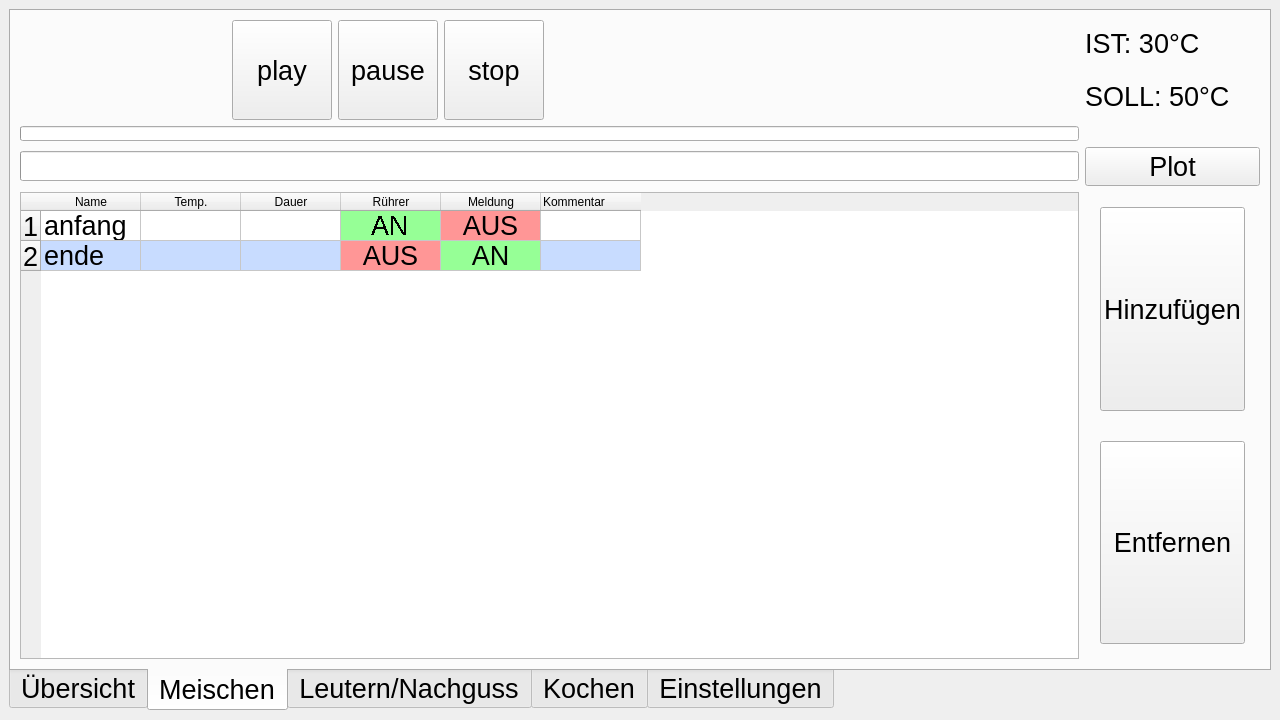
The window that PythonBrauereiProjekt/UI.ui (mvx-320/PythonProjekteMVXgit) describes before a commit, drawn with Qt 5.
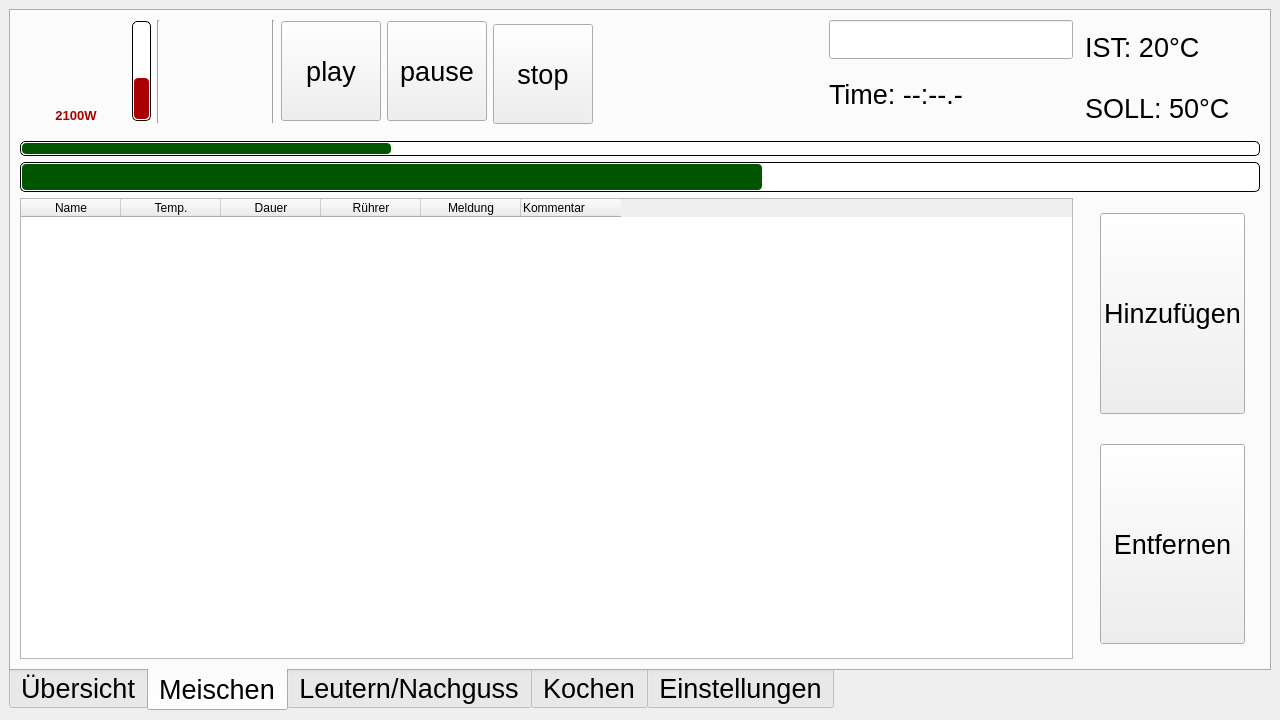
The same window after the commit. The open tabs and pages were chosen to show the change. Icons and pictures are not drawn.

Commit message: Speicherpunkt: Programm funktioniert PID-Regler noch vorhanden Rast startet erst bei Toleranz GUI Anpassung (IST/SOLL-Funktion) IO_Test hat connect-Funktionen

Patch:
```diff
--- a/PythonBrauereiProjekt/UI.ui
+++ b/PythonBrauereiProjekt/UI.ui
@@ -23,6 +23,7 @@
       <property name="font">
        <font>
         <pointsize>20</pointsize>
+        <bold>false</bold>
        </font>
       </property>
       <property name="cursor">
@@ -47,7 +48,187 @@
         <string>Meischen</string>
        </attribute>
        <layout class="QGridLayout" name="gridLayout_2">
-        <item row="2" column="0" colspan="6">
+        <item row="3" column="2">
+         <widget class="QProgressBar" name="progressBarHeizleistung">
+          <property name="minimumSize">
+           <size>
+            <width>0</width>
+            <height>100</height>
+           </size>
+          </property>
+          <property name="maximumSize">
+           <size>
+            <width>20</width>
+            <height>100</height>
+           </size>
+          </property>
+          <property name="layoutDirection">
+           <enum>Qt::LeftToRight</enum>
+          </property>
+          <property name="styleSheet">
+           <string notr="true">QProgressBar {
+border: 1px solid black;
+text-align: top;
+padding: 1px;
+border-radius: 5px;
+background:rgb(255, 255, 255);
+width: 15px;
+}
+
+QProgressBar::chunk {
+background:rgb(170, 0, 0);
+border-radius: 4px;
+margin: 0.3px;
+
+}</string>
+          </property>
+          <property name="maximum">
+           <number>35</number>
+          </property>
+          <property name="value">
+           <number>15</number>
+          </property>
+          <property name="textVisible">
+           <bool>false</bool>
+          </property>
+          <property name="orientation">
+           <enum>Qt::Vertical</enum>
+          </property>
+         </widget>
+        </item>
+        <item row="3" column="9" rowspan="3">
+         <spacer name="meischenSpacerOben">
+          <property name="orientation">
+           <enum>Qt::Horizontal</enum>
+          </property>
+          <property name="sizeHint" stdset="0">
+           <size>
+            <width>40</width>
+            <height>20</height>
+           </size>
+          </property>
+         </spacer>
+        </item>
+        <item row="9" column="12">
+         <layout class="QVBoxLayout" name="verticalLayout">
+          <property name="spacing">
+           <number>30</number>
+          </property>
+          <property name="leftMargin">
+           <number>15</number>
+          </property>
+          <property name="topMargin">
+           <number>15</number>
+          </property>
+          <property name="rightMargin">
+           <number>15</number>
+          </property>
+          <property name="bottomMargin">
+           <number>15</number>
+          </property>
+          <item>
+           <widget class="QPushButton" name="hinzufuegenB">
+            <property name="sizePolicy">
+             <sizepolicy hsizetype="Minimum" vsizetype="Minimum">
+              <horstretch>0</horstretch>
+              <verstretch>0</verstretch>
+             </sizepolicy>
+            </property>
+            <property name="styleSheet">
+             <string notr="true"/>
+            </property>
+            <property name="text">
+             <string>Hinzufügen</string>
+            </property>
+           </widget>
+          </item>
+          <item>
+           <widget class="QPushButton" name="entfernenB">
+            <property name="sizePolicy">
+             <sizepolicy hsizetype="Minimum" vsizetype="Minimum">
+              <horstretch>0</horstretch>
+              <verstretch>0</verstretch>
+             </sizepolicy>
+            </property>
+            <property name="text">
+             <string>Entfernen</string>
+            </property>
+           </widget>
+          </item>
+         </layout>
+        </item>
+        <item row="3" column="12" rowspan="3">
+         <layout class="QVBoxLayout" name="vertikalTemperaturen">
+          <item>
+           <widget class="QLabel" name="lbl_ist_temp_meischen">
+            <property name="text">
+             <string>IST: 20°C</string>
+            </property>
+           </widget>
+          </item>
+          <item>
+           <widget class="QLabel" name="sollTemp">
+            <property name="text">
+             <string>SOLL: 50°C</string>
+            </property>
+           </widget>
+          </item>
+         </layout>
+        </item>
+        <item row="7" column="0" colspan="13">
+         <widget class="QProgressBar" name="progressBarRast">
+          <property name="sizePolicy">
+           <sizepolicy hsizetype="Expanding" vsizetype="Fixed">
+            <horstretch>0</horstretch>
+            <verstretch>0</verstretch>
+           </sizepolicy>
+          </property>
+          <property name="maximumSize">
+           <size>
+            <width>99999</width>
+            <height>15</height>
+           </size>
+          </property>
+          <property name="layoutDirection">
+           <enum>Qt::LeftToRight</enum>
+          </property>
+          <property name="styleSheet">
+           <string notr="true">QProgressBar {
+    border: 1px solid black;
+    border-radius: 5px;
+}
+
+QProgressBar::chunk {
+    background-color:rgb(0, 85, 0);
+    border-radius: 4px;
+	margin: 0.5px;
+}</string>
+          </property>
+          <property name="maximum">
+           <number>1000</number>
+          </property>
+          <property name="value">
+           <number>300</number>
+          </property>
+          <property name="textVisible">
+           <bool>false</bool>
+          </property>
+          <property name="orientation">
+           <enum>Qt::Horizontal</enum>
+          </property>
+          <property name="textDirection">
+           <enum>QProgressBar::BottomToTop</enum>
+          </property>
+         </widget>
+        </item>
+        <item row="3" column="3">
+         <widget class="Line" name="line">
+          <property name="orientation">
+           <enum>Qt::Vertical</enum>
+          </property>
+         </widget>
+        </item>
+        <item row="8" column="0" colspan="13">
          <widget class="QProgressBar" name="progressBarGesamt">
           <property name="sizePolicy">
            <sizepolicy hsizetype="Expanding" vsizetype="Minimum">
@@ -67,6 +248,18 @@
             <kerning>true</kerning>
            </font>
           </property>
+          <property name="styleSheet">
+           <string notr="true">QProgressBar {
+    border: 1px solid black;
+    border-radius: 5px;
+}
+
+QProgressBar::chunk {
+    background-color:rgb(0, 85, 0);
+	border-radius: 4px;
+	margin: 0.5px;
+}</string>
+          </property>
           <property name="minimum">
            <number>0</number>
           </property>
@@ -74,7 +267,7 @@
            <number>1000</number>
           </property>
           <property name="value">
-           <number>0</number>
+           <number>600</number>
           </property>
           <property name="alignment">
            <set>Qt::AlignLeading|Qt::AlignLeft|Qt::AlignVCenter</set>
@@ -93,8 +286,18 @@
           </property>
          </widget>
         </item>
-        <item row="0" column="0">
-         <widget class="QLabel" name="meldungHeizplatte">
+        <item row="3" column="5">
+         <widget class="Line" name="line_2">
+          <property name="orientation">
+           <enum>Qt::Vertical</enum>
+          </property>
+         </widget>
+        </item>
+        <item row="3" column="8" rowspan="2">
+         <widget class="QPushButton" name="buttonStop">
+          <property name="enabled">
+           <bool>true</bool>
+          </property>
           <property name="sizePolicy">
            <sizepolicy hsizetype="Fixed" vsizetype="Fixed">
             <horstretch>0</horstretch>
@@ -106,6 +309,57 @@
             <width>100</width>
             <height>100</height>
            </size>
+          </property>
+          <property name="cursor">
+           <cursorShape>PointingHandCursor</cursorShape>
+          </property>
+          <property name="styleSheet">
+           <string notr="true"/>
+          </property>
+          <property name="text">
+           <string>stop</string>
+          </property>
+         </widget>
+        </item>
+        <item row="3" column="10">
+         <layout class="QVBoxLayout" name="verticalLayout_2">
+          <item>
+           <widget class="QLineEdit" name="lne_ist_temp_test_meischen"/>
+          </item>
+          <item>
+           <widget class="QLabel" name="lbl_ist_time_meische">
+            <property name="font">
+             <font>
+              <pointsize>20</pointsize>
+              <bold>false</bold>
+             </font>
+            </property>
+            <property name="text">
+             <string>Time: --:--.-</string>
+            </property>
+           </widget>
+          </item>
+         </layout>
+        </item>
+        <item row="3" column="4">
+         <widget class="QLabel" name="meldungRuehrwerk">
+          <property name="sizePolicy">
+           <sizepolicy hsizetype="Fixed" vsizetype="Fixed">
+            <horstretch>0</horstretch>
+            <verstretch>0</verstretch>
+           </sizepolicy>
+          </property>
+          <property name="minimumSize">
+           <size>
+            <width>100</width>
+            <height>100</height>
+           </size>
+          </property>
+          <property name="font">
+           <font>
+            <pointsize>8</pointsize>
+            <bold>false</bold>
+           </font>
           </property>
           <property name="text">
            <string/>
@@ -118,28 +372,73 @@
           </property>
          </widget>
         </item>
-        <item row="3" column="0" colspan="6">
+        <item row="3" column="7">
+         <widget class="QPushButton" name="buttonPause">
+          <property name="enabled">
+           <bool>true</bool>
+          </property>
+          <property name="sizePolicy">
+           <sizepolicy hsizetype="Fixed" vsizetype="Fixed">
+            <horstretch>0</horstretch>
+            <verstretch>0</verstretch>
+           </sizepolicy>
+          </property>
+          <property name="minimumSize">
+           <size>
+            <width>100</width>
+            <height>100</height>
+           </size>
+          </property>
+          <property name="cursor">
+           <cursorShape>PointingHandCursor</cursorShape>
+          </property>
+          <property name="styleSheet">
+           <string notr="true"/>
+          </property>
+          <property name="text">
+           <string>pause</string>
+          </property>
+         </widget>
+        </item>
+        <item row="3" column="6">
+         <widget class="QPushButton" name="buttonPlay">
+          <property name="enabled">
+           <bool>true</bool>
+          </property>
+          <property name="sizePolicy">
+           <sizepolicy hsizetype="Fixed" vsizetype="Fixed">
+            <horstretch>4</horstretch>
+            <verstretch>0</verstretch>
+           </sizepolicy>
+          </property>
+          <property name="minimumSize">
+           <size>
+            <width>100</width>
+            <height>100</height>
+           </size>
+          </property>
+          <property name="cursor">
+           <cursorShape>PointingHandCursor</cursorShape>
+          </property>
+          <property name="mouseTracking">
+           <bool>false</bool>
+          </property>
+          <property name="styleSheet">
+           <string notr="true"/>
+          </property>
+          <property name="text">
+           <string>play</string>
+          </property>
+         </widget>
+        </item>
+        <item row="9" column="0" colspan="11">
          <widget class="QTableWidget" name="rastenTabelle">
           <property name="cursor" stdset="0">
            <cursorShape>ArrowCursor</cursorShape>
           </property>
-          <row>
-           <property name="text">
-            <string>1</string>
-           </property>
-          </row>
-          <row>
-           <property name="text">
-            <string>2</string>
-           </property>
-           <property name="background">
-            <color>
-             <red>200</red>
-             <green>220</green>
-             <blue>255</blue>
-            </color>
-           </property>
-          </row>
+          <property name="gridStyle">
+           <enum>Qt::SolidLine</enum>
+          </property>
           <column>
            <property name="text">
             <string>Name</string>
@@ -173,393 +472,76 @@
             <set>AlignLeading|AlignVCenter</set>
            </property>
           </column>
-          <item row="0" column="0">
-           <property name="text">
-            <string>anfang</string>
-           </property>
-           <property name="flags">
-            <set>ItemIsSelectable|ItemIsEnabled</set>
-           </property>
-          </item>
-          <item row="0" column="3">
-           <property name="text">
-            <string>AN</string>
-           </property>
-           <property name="toolTip">
-            <string notr="true" comment="toolTipKennung" extracomment="toolTipKommentar"/>
-           </property>
-           <property name="whatsThis">
-            <string notr="true" comment="whatsThisKennung" extracomment="whatsThisKommentar"/>
-           </property>
-           <property name="font">
-            <font>
-             <stylestrategy>NoAntialias</stylestrategy>
-            </font>
-           </property>
-           <property name="textAlignment">
-            <set>AlignCenter</set>
-           </property>
-           <property name="background">
-            <brush brushstyle="SolidPattern">
-             <color alpha="255">
-              <red>150</red>
-              <green>255</green>
-              <blue>150</blue>
-             </color>
-            </brush>
-           </property>
-           <property name="foreground">
-            <brush brushstyle="NoBrush">
-             <color alpha="255">
-              <red>0</red>
-              <green>0</green>
-              <blue>0</blue>
-             </color>
-            </brush>
-           </property>
-           <property name="flags">
-            <set>ItemIsSelectable|ItemIsEditable|ItemIsDragEnabled|ItemIsDropEnabled|ItemIsUserCheckable|ItemIsEnabled|ItemIsAutoTristate</set>
-           </property>
-          </item>
-          <item row="0" column="4">
-           <property name="text">
-            <string>AUS</string>
-           </property>
-           <property name="textAlignment">
-            <set>AlignCenter</set>
-           </property>
-           <property name="background">
-            <brush brushstyle="SolidPattern">
-             <color alpha="255">
-              <red>255</red>
-              <green>150</green>
-              <blue>150</blue>
-             </color>
-            </brush>
-           </property>
-          </item>
-          <item row="1" column="0">
-           <property name="text">
-            <string>ende</string>
-           </property>
-           <property name="background">
-            <brush brushstyle="SolidPattern">
-             <color alpha="255">
-              <red>200</red>
-              <green>220</green>
-              <blue>255</blue>
-             </color>
-            </brush>
-           </property>
-          </item>
-          <item row="1" column="1">
-           <property name="text">
-            <string/>
-           </property>
-           <property name="background">
-            <brush brushstyle="SolidPattern">
-             <color alpha="255">
-              <red>200</red>
-              <green>220</green>
-              <blue>255</blue>
-             </color>
-            </brush>
-           </property>
-          </item>
-          <item row="1" column="2">
-           <property name="text">
-            <string/>
-           </property>
-           <property name="background">
-            <brush brushstyle="SolidPattern">
-             <color alpha="255">
-              <red>200</red>
-              <green>220</green>
-              <blue>255</blue>
-             </color>
-            </brush>
-           </property>
-           <property name="flags">
-            <set>ItemIsSelectable</set>
-           </property>
-          </item>
-          <item row="1" column="3">
-           <property name="text">
-            <string>AUS</string>
-           </property>
-           <property name="textAlignment">
-            <set>AlignCenter</set>
-           </property>
-           <property name="background">
-            <brush brushstyle="SolidPattern">
-             <color alpha="255">
-              <red>255</red>
-              <green>150</green>
-              <blue>150</blue>
-             </color>
-            </brush>
-           </property>
-          </item>
-          <item row="1" column="4">
-           <property name="text">
-            <string>AN</string>
-           </property>
-           <property name="textAlignment">
-            <set>AlignCenter</set>
-           </property>
-           <property name="background">
-            <brush brushstyle="SolidPattern">
-             <color alpha="255">
-              <red>150</red>
-              <green>255</green>
-              <blue>150</blue>
-             </color>
-            </brush>
-           </property>
-          </item>
-          <item row="1" column="5">
-           <property name="text">
-            <string/>
-           </property>
-           <property name="background">
-            <brush brushstyle="SolidPattern">
-             <color alpha="255">
-              <red>200</red>
-              <green>220</green>
-              <blue>255</blue>
-             </color>
-            </brush>
-           </property>
-          </item>
          </widget>
         </item>
-        <item row="0" column="2">
-         <widget class="QPushButton" name="buttonPlay">
-          <property name="enabled">
-           <bool>true</bool>
-          </property>
-          <property name="sizePolicy">
-           <sizepolicy hsizetype="Fixed" vsizetype="Fixed">
-            <horstretch>4</horstretch>
-            <verstretch>0</verstretch>
-           </sizepolicy>
-          </property>
-          <property name="minimumSize">
-           <size>
-            <width>100</width>
-            <height>100</height>
-           </size>
-          </property>
-          <property name="cursor">
-           <cursorShape>PointingHandCursor</cursorShape>
-          </property>
-          <property name="mouseTracking">
-           <bool>false</bool>
-          </property>
-          <property name="styleSheet">
-           <string notr="true"/>
-          </property>
-          <property name="text">
-           <string>play</string>
-          </property>
-         </widget>
-        </item>
-        <item row="0" column="4">
-         <widget class="QPushButton" name="buttonStop">
-          <property name="enabled">
-           <bool>true</bool>
-          </property>
-          <property name="sizePolicy">
-           <sizepolicy hsizetype="Fixed" vsizetype="Fixed">
-            <horstretch>0</horstretch>
-            <verstretch>0</verstretch>
-           </sizepolicy>
-          </property>
-          <property name="minimumSize">
-           <size>
-            <width>100</width>
-            <height>100</height>
-           </size>
-          </property>
-          <property name="cursor">
-           <cursorShape>PointingHandCursor</cursorShape>
-          </property>
-          <property name="styleSheet">
-           <string notr="true"/>
-          </property>
-          <property name="text">
-           <string>stop</string>
-          </property>
-         </widget>
-        </item>
-        <item row="0" column="3">
-         <widget class="QPushButton" name="buttonPause">
-          <property name="enabled">
-           <bool>true</bool>
-          </property>
-          <property name="sizePolicy">
-           <sizepolicy hsizetype="Fixed" vsizetype="Fixed">
-            <horstretch>0</horstretch>
-            <verstretch>0</verstretch>
-           </sizepolicy>
-          </property>
-          <property name="minimumSize">
-           <size>
-            <width>100</width>
-            <height>100</height>
-           </size>
-          </property>
-          <property name="cursor">
-           <cursorShape>PointingHandCursor</cursorShape>
-          </property>
-          <property name="styleSheet">
-           <string notr="true"/>
-          </property>
-          <property name="text">
-           <string>pause</string>
-          </property>
-         </widget>
-        </item>
-        <item row="0" column="1">
-         <widget class="QLabel" name="meldungRuehrwerk">
-          <property name="sizePolicy">
-           <sizepolicy hsizetype="Fixed" vsizetype="Fixed">
-            <horstretch>0</horstretch>
-            <verstretch>0</verstretch>
-           </sizepolicy>
-          </property>
-          <property name="minimumSize">
-           <size>
-            <width>100</width>
-            <height>100</height>
-           </size>
-          </property>
-          <property name="font">
-           <font>
-            <pointsize>8</pointsize>
-           </font>
-          </property>
-          <property name="text">
-           <string/>
-          </property>
-          <property name="pixmap">
-           <pixmap>Icons/Propeller100x100.gif</pixmap>
-          </property>
-          <property name="scaledContents">
-           <bool>false</bool>
-          </property>
-         </widget>
-        </item>
-        <item row="0" column="6">
-         <layout class="QVBoxLayout" name="vertikalTemperaturen">
-          <item>
-           <widget class="QLabel" name="istTemp">
-            <property name="text">
-             <string>IST: 30°C</string>
-            </property>
-           </widget>
-          </item>
-          <item>
-           <widget class="QLabel" name="sollTemp">
-            <property name="text">
-             <string>SOLL: 50°C</string>
-            </property>
-           </widget>
-          </item>
-         </layout>
-        </item>
-        <item row="0" column="5">
-         <spacer name="meischenSpacerOben">
-          <property name="orientation">
-           <enum>Qt::Horizontal</enum>
-          </property>
-          <property name="sizeHint" stdset="0">
-           <size>
-            <width>40</width>
-            <height>20</height>
-           </size>
-          </property>
-         </spacer>
-        </item>
-        <item row="3" column="6">
-         <layout class="QVBoxLayout" name="verticalLayout">
+        <item row="3" column="1">
+         <layout class="QVBoxLayout" name="verticalLayout_3">
           <property name="spacing">
-           <number>30</number>
-          </property>
-          <property name="leftMargin">
-           <number>15</number>
-          </property>
-          <property name="topMargin">
-           <number>15</number>
-          </property>
-          <property name="rightMargin">
-           <number>15</number>
-          </property>
-          <property name="bottomMargin">
-           <number>15</number>
-          </property>
-          <item>
-           <widget class="QPushButton" name="hinzufuegenB">
-            <property name="sizePolicy">
-             <sizepolicy hsizetype="Minimum" vsizetype="Minimum">
-              <horstretch>0</horstretch>
-              <verstretch>0</verstretch>
-             </sizepolicy>
-            </property>
-            <property name="text">
-             <string>Hinzufügen</string>
-            </property>
-           </widget>
-          </item>
-          <item>
-           <widget class="QPushButton" name="entfernenB">
-            <property name="sizePolicy">
-             <sizepolicy hsizetype="Minimum" vsizetype="Minimum">
-              <horstretch>0</horstretch>
-              <verstretch>0</verstretch>
-             </sizepolicy>
-            </property>
-            <property name="text">
-             <string>Entfernen</string>
-            </property>
-           </widget>
-          </item>
-         </layout>
-        </item>
-        <item row="1" column="0" colspan="6">
-         <widget class="QProgressBar" name="progressBarRast">
-          <property name="sizePolicy">
-           <sizepolicy hsizetype="Expanding" vsizetype="Fixed">
-            <horstretch>0</horstretch>
-            <verstretch>0</verstretch>
-           </sizepolicy>
-          </property>
-          <property name="maximumSize">
-           <size>
-            <width>99999</width>
-            <height>15</height>
-           </size>
-          </property>
-          <property name="maximum">
-           <number>1000</number>
-          </property>
-          <property name="value">
            <number>0</number>
           </property>
-          <property name="textVisible">
-           <bool>false</bool>
-          </property>
-         </widget>
-        </item>
-        <item row="2" column="6">
-         <widget class="QPushButton" name="button_plot">
-          <property name="enabled">
-           <bool>true</bool>
-          </property>
-          <property name="text">
-           <string>Plot</string>
-          </property>
-         </widget>
+          <item>
+           <widget class="QLabel" name="meldungHeizplatte">
+            <property name="sizePolicy">
+             <sizepolicy hsizetype="Fixed" vsizetype="Fixed">
+              <horstretch>0</horstretch>
+              <verstretch>0</verstretch>
+             </sizepolicy>
+            </property>
+            <property name="minimumSize">
+             <size>
+              <width>100</width>
+              <height>88</height>
+             </size>
+            </property>
+            <property name="maximumSize">
+             <size>
+              <width>16777215</width>
+              <height>16777215</height>
+             </size>
+            </property>
+            <property name="text">
+             <string/>
+            </property>
+            <property name="pixmap">
+             <pixmap>Icons/Heizplatte100x88.png</pixmap>
+            </property>
+            <property name="scaledContents">
+             <bool>false</bool>
+            </property>
+           </widget>
+          </item>
+          <item>
+           <widget class="QLabel" name="lbl_heizleistung_meischen">
+            <property name="sizePolicy">
+             <sizepolicy hsizetype="Preferred" vsizetype="Preferred">
+              <horstretch>0</horstretch>
+              <verstretch>0</verstretch>
+             </sizepolicy>
+            </property>
+            <property name="maximumSize">
+             <size>
+              <width>16777215</width>
+              <height>18</height>
+             </size>
+            </property>
+            <property name="font">
+             <font>
+              <pointsize>10</pointsize>
+              <bold>true</bold>
+             </font>
+            </property>
+            <property name="styleSheet">
+             <string notr="true">QLabel{color: rgb(170, 0, 0);}</string>
+            </property>
+            <property name="text">
+             <string>2100W</string>
+            </property>
+            <property name="alignment">
+             <set>Qt::AlignCenter</set>
+            </property>
+           </widget>
+          </item>
+         </layout>
         </item>
        </layout>
       </widget>
```
Left out of the diff: 335 changed lines with no effect on the pictures. The commit also changes 2 other files.
